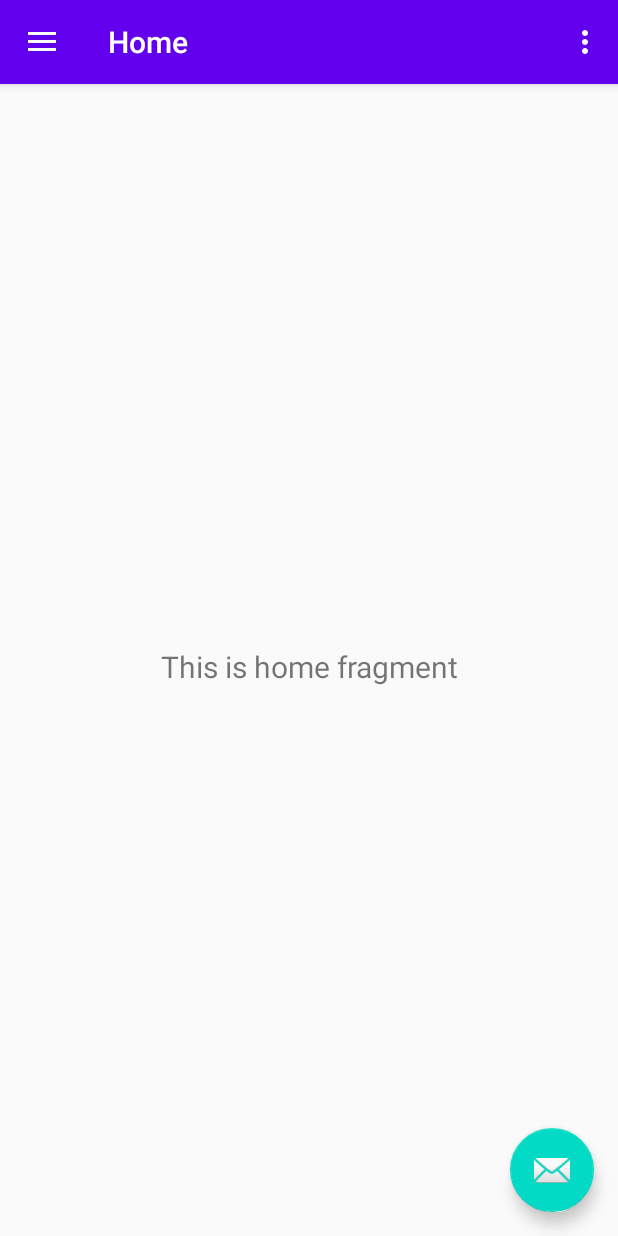
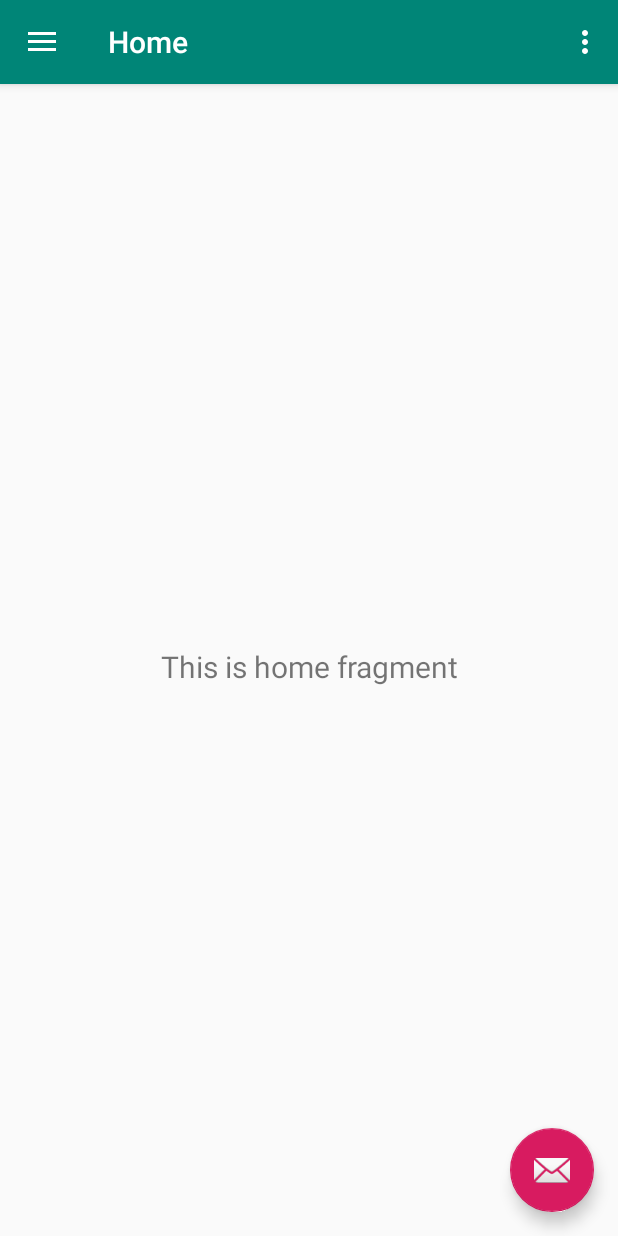
Before and after one commit to Gerardo-rios/Proyecto_SO_Sensors, an Android app: the screen it shows after launch (MainActivity), on a phone screen of 412 x 824 dp. Run offline under Robolectric (Android 15) with nearby library versions, the phone set to English and light mode, and no system bars; our stand-ins replace navigation-ui.

Commit message:
new item

```diff
--- a/app/src/main/java/com/example/proyecto_so/MainActivity.java
+++ b/app/src/main/java/com/example/proyecto_so/MainActivity.java
@@ -41,7 +41,7 @@ public class MainActivity extends AppCompatActivity implements SensoresFragment.
         // Passing each menu ID as a set of Ids because each
         // menu should be considered as top level destinations.
         mAppBarConfiguration = new AppBarConfiguration.Builder(
-                R.id.nav_home, R.id.nav_gallery, R.id.nav_slideshow, R.id.nav_sensores)
+                R.id.nav_home, R.id.nav_sensores)
                 .setDrawerLayout(drawer)
                 .build();
         NavController navController = Navigation.findNavController(this, R.id.nav_host_fragment);
--- a/app/src/main/java/com/example/proyecto_so/threats/AcelerometerThread.java
+++ b/app/src/main/java/com/example/proyecto_so/threats/AcelerometerThread.java
@@ -41,7 +41,7 @@ public class AcelerometerThread implements Runnable, Serializable {
     }
 
     public void stop(){
-        this.exit = true;
+        exit = true;
         sensorManager.unregisterListener(this.sensorEventListener);
     }
 
@@ -63,7 +63,7 @@ public class AcelerometerThread implements Runnable, Serializable {
             };
         }
         sensorManager.registerListener(sensorEventListener, sensor, SensorManager.SENSOR_DELAY_NORMAL);
-        this.exit = false;
+        //this.exit = false;
     }
 
 }
--- /dev/null
+++ b/app/src/main/res/layout/item.xml
@@ -0,0 +1,6 @@
+<?xml version="1.0" encoding="utf-8"?>
+<androidx.constraintlayout.widget.ConstraintLayout
+    xmlns:android="http://schemas.android.com/apk/res/android" android:layout_width="match_parent"
+    android:layout_height="match_parent">
+
+</androidx.constraintlayout.widget.ConstraintLayout>
--- a/app/src/main/res/menu/activity_main_drawer.xml
+++ b/app/src/main/res/menu/activity_main_drawer.xml
@@ -9,14 +9,6 @@
             android:icon="@drawable/ic_menu_camera"
             android:title="@string/menu_home" />
         <item
-            android:id="@+id/nav_gallery"
-            android:icon="@drawable/ic_menu_gallery"
-            android:title="@string/menu_gallery" />
-        <item
-            android:id="@+id/nav_slideshow"
-            android:icon="@drawable/ic_menu_slideshow"
-            android:title="@string/menu_slideshow" />
-        <item
             android:id="@+id/nav_sensores"
             android:icon="@drawable/sensores"
             android:title="@string/menu_sensores" />
--- a/app/src/main/res/navigation/mobile_navigation.xml
+++ b/app/src/main/res/navigation/mobile_navigation.xml
@@ -12,18 +12,6 @@
         tools:layout="@layout/fragment_home" />
 
     <fragment
-        android:id="@+id/nav_gallery"
-        android:name="com.example.proyecto_so.ui.gallery.GalleryFragment"
-        android:label="@string/menu_gallery"
-        tools:layout="@layout/fragment_gallery" />
-
-    <fragment
-        android:id="@+id/nav_slideshow"
-        android:name="com.example.proyecto_so.ui.slideshow.SlideshowFragment"
-        android:label="@string/menu_slideshow"
-        tools:layout="@layout/fragment_slideshow" />
-
-    <fragment
         android:id="@+id/nav_sensores"
         android:name="com.example.proyecto_so.ui.sensors.SensoresFragment"
         android:label="@string/menu_sensores"
--- a/app/src/main/res/values/colors.xml
+++ b/app/src/main/res/values/colors.xml
@@ -1,6 +1,11 @@
 <?xml version="1.0" encoding="utf-8"?>
 <resources>
-    <color name="colorPrimary">#6200EE</color>
-    <color name="colorPrimaryDark">#3700B3</color>
-    <color name="colorAccent">#03DAC5</color>
+    <color name="colorPrimary">#008577</color>
+    <color name="colorPrimaryDark">#00574B</color>
+    <color name="colorAccent">#D81B60</color>
+    <color name="negro">#000000</color>
+    <color name="gris_claro">#6E7378</color>
+    <color name="verde_diarrea">#536A59</color>
+    <color name="azul_claro">#152CD1</color>
+    <color name="casi_blanco">#DADCE3</color>
 </resources>
```
Also changed, not shown: app/src/main/java/com/example/proyecto_so/ui/gallery/GalleryFragment.java (deleted, +0 -35 lines), app/src/main/java/com/example/proyecto_so/ui/gallery/GalleryViewModel.java (deleted, +0 -19 lines), app/src/main/java/com/example/proyecto_so/ui/slideshow/SlideshowFragment.java (deleted, +0 -35 lines), app/src/main/java/com/example/proyecto_so/ui/slideshow/SlideshowViewModel.java (deleted, +0 -19 lines), app/src/main/res/layout/fragment_gallery.xml (deleted, +0 -22 lines), app/src/main/res/layout/fragment_slideshow.xml (deleted, +0 -22 lines).
